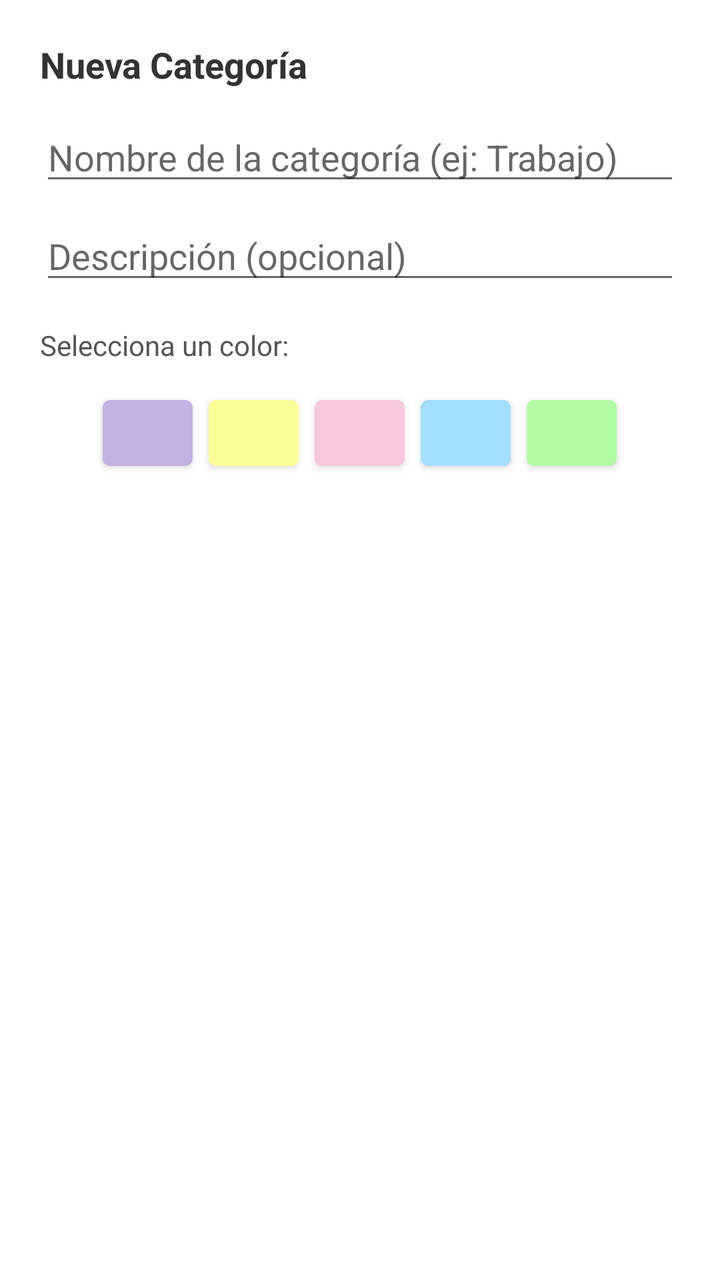
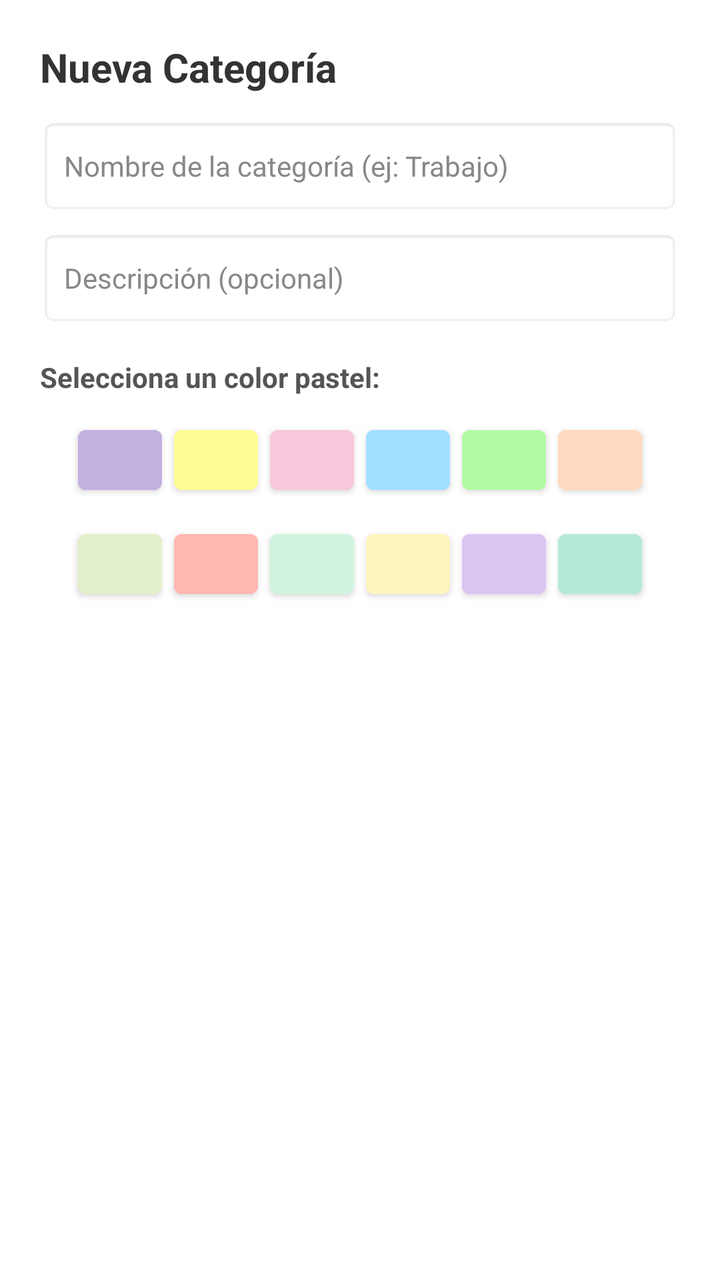

Before-and-after screenshots of an Android layout around one commit, followed by the original layout XML and the change that was made.
<!-- AndroidManifest.xml: application theme Theme.MaterialComponents.DayNight.NoActionBar -->
<!-- res/layout/dialogo_nueva_categoria.xml -->
<?xml version="1.0" encoding="utf-8"?>
<LinearLayout xmlns:android="http://schemas.android.com/apk/res/android"
    android:layout_width="match_parent"
    android:layout_height="wrap_content"
    android:orientation="vertical"
    android:padding="20dp">

    <TextView
        android:layout_width="wrap_content"
        android:layout_height="wrap_content"
        android:text="Nueva Categoría"
        android:textSize="18sp"
        android:textStyle="bold"
        android:textColor="#333333"
        android:layout_marginBottom="12dp" />

    <EditText
        android:id="@+id/etNombreCategoria"
        android:layout_width="match_parent"
        android:layout_height="wrap_content"
        android:hint="Nombre de la categoría (ej: Trabajo)" />

    <EditText
        android:id="@+id/etDescripcionCategoria"
        android:layout_width="match_parent"
        android:layout_height="wrap_content"
        android:layout_marginTop="8dp"
        android:hint="Descripción (opcional)" />

    <TextView
        android:layout_width="wrap_content"
        android:layout_height="wrap_content"
        android:text="Selecciona un color:"
        android:textColor="#555555"
        android:textSize="14sp"
        android:layout_marginTop="16dp"
        android:layout_marginBottom="8dp" />

    
    <LinearLayout
        android:layout_width="match_parent"
        android:layout_height="wrap_content"
        android:orientation="horizontal"
        android:gravity="center">

        
        <Button
            android:id="@+id/btnColorMorado"
            android:layout_width="45dp"
            android:layout_height="45dp"
            android:layout_margin="4dp"
            android:backgroundTint="#C3B1E1" />

        
        <Button
            android:id="@+id/btnColorAmarillo"
            android:layout_width="45dp"
            android:layout_height="45dp"
            android:layout_margin="4dp"
            android:backgroundTint="#FDFD96" />

        
        <Button
            android:id="@+id/btnColorRosa"
            android:layout_width="45dp"
            android:layout_height="45dp"
            android:layout_margin="4dp"
            android:backgroundTint="#F8C8DC" />

        
        <Button
            android:id="@+id/btnColorAzul"
            android:layout_width="45dp"
            android:layout_height="45dp"
            android:layout_margin="4dp"
            android:backgroundTint="#A2DEFF" />

        
        <Button
            android:id="@+id/btnColorVerde"
            android:layout_width="45dp"
            android:layout_height="45dp"
            android:layout_margin="4dp"
            android:backgroundTint="#B2FBA5" />
    </LinearLayout>

</LinearLayout>
<!-- resources referenced by this layout -->
<resources>

</resources>

<!-- the commit's change to res/layout/dialogo_nueva_categoria.xml (unified diff, before → after) -->
@@ -9,7 +9,7 @@
         android:layout_width="wrap_content"
         android:layout_height="wrap_content"
         android:text="Nueva Categoría"
-        android:textSize="18sp"
+        android:textSize="20sp"
         android:textStyle="bold"
         android:textColor="#333333"
         android:layout_marginBottom="12dp" />
@@ -17,22 +17,33 @@
     <EditText
         android:id="@+id/etNombreCategoria"
         android:layout_width="match_parent"
-        android:layout_height="wrap_content"
-        android:hint="Nombre de la categoría (ej: Trabajo)" />
+        android:layout_height="48dp"
+        android:background="@android:drawable/editbox_background_normal"
+        android:hint="Nombre de la categoría (ej: Trabajo)"
+        android:paddingHorizontal="12dp"
+        android:textColor="#333333"
+        android:textColorHint="#888888"
+        android:textSize="14sp" />
 
     <EditText
         android:id="@+id/etDescripcionCategoria"
         android:layout_width="match_parent"
-        android:layout_height="wrap_content"
+        android:layout_height="48dp"
         android:layout_marginTop="8dp"
-        android:hint="Descripción (opcional)" />
+        android:background="@android:drawable/editbox_background_normal"
+        android:hint="Descripción (opcional)"
+        android:paddingHorizontal="12dp"
+        android:textColor="#333333"
+        android:textColorHint="#888888"
+        android:textSize="14sp" />
 
     <TextView
         android:layout_width="wrap_content"
         android:layout_height="wrap_content"
-        android:text="Selecciona un color:"
+        android:text="Selecciona un color pastel:"
         android:textColor="#555555"
         android:textSize="14sp"
+        android:textStyle="bold"
         android:layout_marginTop="16dp"
         android:layout_marginBottom="8dp" />
 
@@ -40,48 +51,110 @@
     <LinearLayout
         android:layout_width="match_parent"
         android:layout_height="wrap_content"
-        android:orientation="horizontal"
+        android:orientation="vertical"
         android:gravity="center">
 
         
-        <Button
-            android:id="@+id/btnColorMorado"
-            android:layout_width="45dp"
-            android:layout_height="45dp"
-            android:layout_margin="4dp"
-            android:backgroundTint="#C3B1E1" />
+        <LinearLayout
+            android:layout_width="match_parent"
+            android:layout_height="wrap_content"
+            android:orientation="horizontal"
+            android:gravity="center">
+
+            <Button
+                android:id="@+id/c1"
+                android:layout_width="42dp"
+                android:layout_height="42dp"
+                android:layout_margin="3dp"
+                android:backgroundTint="#C3B1E1" />
+
+            <Button
+                android:id="@+id/c2"
+                android:layout_width="42dp"
+                android:layout_height="42dp"
+                android:layout_margin="3dp"
+                android:backgroundTint="#FDFD96" />
+
+            <Button
+                android:id="@+id/c3"
+                android:layout_width="42dp"
+                android:layout_height="42dp"
+                android:layout_margin="3dp"
+                android:backgroundTint="#F8C8DC" />
+
+            <Button
+                android:id="@+id/c4"
+                android:layout_width="42dp"
+                android:layout_height="42dp"
+                android:layout_margin="3dp"
+                android:backgroundTint="#A2DEFF" />
+
+            <Button
+                android:id="@+id/c5"
+                android:layout_width="42dp"
+                android:layout_height="42dp"
+                android:layout_margin="3dp"
+                android:backgroundTint="#B2FBA5" />
+
+            <Button
+                android:id="@+id/c6"
+                android:layout_width="42dp"
+                android:layout_height="42dp"
+                android:layout_margin="3dp"
+                android:backgroundTint="#FFDAC1" />
+        </LinearLayout>
 
         
-        <Button
-            android:id="@+id/btnColorAmarillo"
-            android:layout_width="45dp"
-            android:layout_height="45dp"
-            android:layout_margin="4dp"
-            android:backgroundTint="#FDFD96" />
+        <LinearLayout
+            android:layout_width="match_parent"
+            android:layout_height="wrap_content"
+            android:orientation="horizontal"
+            android:gravity="center"
+            android:layout_marginTop="4dp">
 
-        
-        <Button
-            android:id="@+id/btnColorRosa"
-            android:layout_width="45dp"
-            android:layout_height="45dp"
-            android:layout_margin="4dp"
-            android:backgroundTint="#F8C8DC" />
+            <Button
+                android:id="@+id/c7"
+                android:layout_width="42dp"
+                android:layout_height="42dp"
+                android:layout_margin="3dp"
+                android:backgroundTint="#E2F0CB" />
 
-        
-        <Button
-            android:id="@+id/btnColorAzul"
-            android:layout_width="45dp"
-            android:layout_height="45dp"
-            android:layout_margin="4dp"
-            android:backgroundTint="#A2DEFF" />
+            <Button
+                android:id="@+id/c8"
+                android:layout_width="42dp"
+                android:layout_height="42dp"
+                android:layout_margin="3dp"
+                android:backgroundTint="#FFB7B2" />
 
-        
-        <Button
-            android:id="@+id/btnColorVerde"
-            android:layout_width="45dp"
-            android:layout_height="45dp"
-            android:layout_margin="4dp"
-            android:backgroundTint="#B2FBA5" />
+            <Button
+                android:id="@+id/c9"
+                android:layout_width="42dp"
+                android:layout_height="42dp"
+                android:layout_margin="3dp"
+                android:backgroundTint="#D0F4DE" />
+
+            <Button
+                android:id="@+id/c10"
+                android:layout_width="42dp"
+                android:layout_height="42dp"
+                android:layout_margin="3dp"
+                android:backgroundTint="#FCF6BD" />
+
+            <Button
+                android:id="@+id/c11"
+                android:layout_width="42dp"
+                android:layout_height="42dp"
+                android:layout_margin="3dp"
+                android:backgroundTint="#D9C5F2" />
+
+            <Button
+                android:id="@+id/c12"
+                android:layout_width="42dp"
+                android:layout_height="42dp"
+                android:layout_margin="3dp"
+                android:backgroundTint="#B5EAD7" />
+        </LinearLayout>
+
     </LinearLayout>
 
 </LinearLayout>
